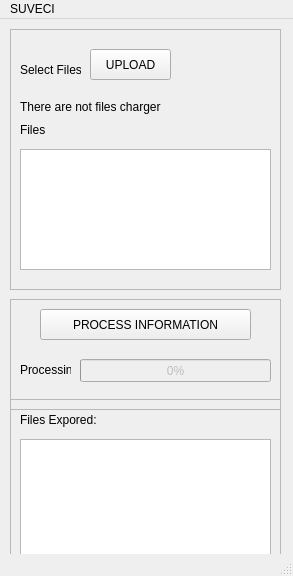
Before: the Qt Designer form MainWindow.ui in FreakJazz/PANDAS-PyQt-Interface, drawn with Qt 5.
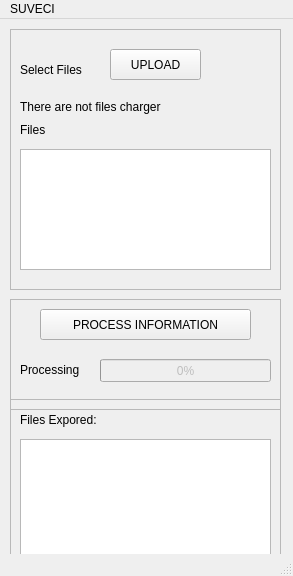
After: the same form once the commit is applied.

```diff
--- a/MainWindow.ui
+++ b/MainWindow.ui
@@ -48,9 +48,9 @@
      </property>
      <property name="geometry">
       <rect>
-       <x>70</x>
+       <x>90</x>
        <y>60</y>
-       <width>191</width>
+       <width>171</width>
        <height>23</height>
       </rect>
      </property>
@@ -63,7 +63,7 @@
       <rect>
        <x>10</x>
        <y>60</y>
-       <width>51</width>
+       <width>81</width>
        <height>21</height>
       </rect>
      </property>
@@ -105,7 +105,7 @@
       <rect>
        <x>10</x>
        <y>30</y>
-       <width>61</width>
+       <width>81</width>
        <height>21</height>
       </rect>
      </property>
@@ -116,9 +116,9 @@
     <widget class="QPushButton" name="btn_charge">
      <property name="geometry">
       <rect>
-       <x>80</x>
+       <x>100</x>
        <y>20</y>
-       <width>81</width>
+       <width>91</width>
        <height>31</height>
       </rect>
      </property>
@@ -183,7 +183,7 @@
       <rect>
        <x>10</x>
        <y>10</y>
-       <width>81</width>
+       <width>111</width>
        <height>21</height>
       </rect>
      </property>
```
